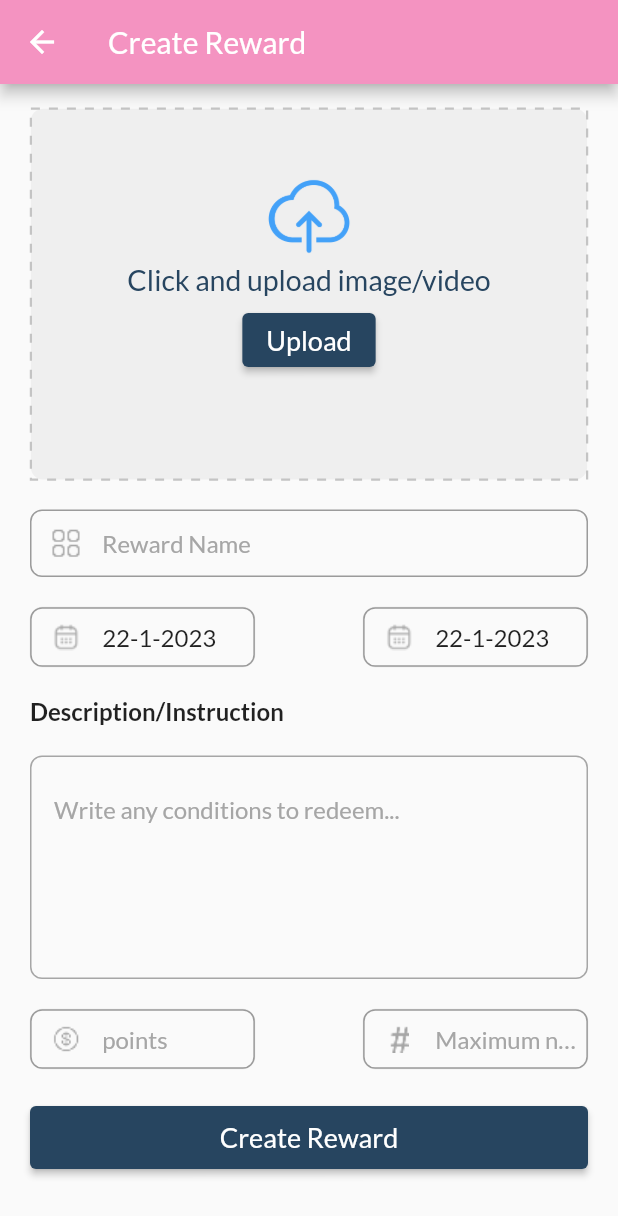
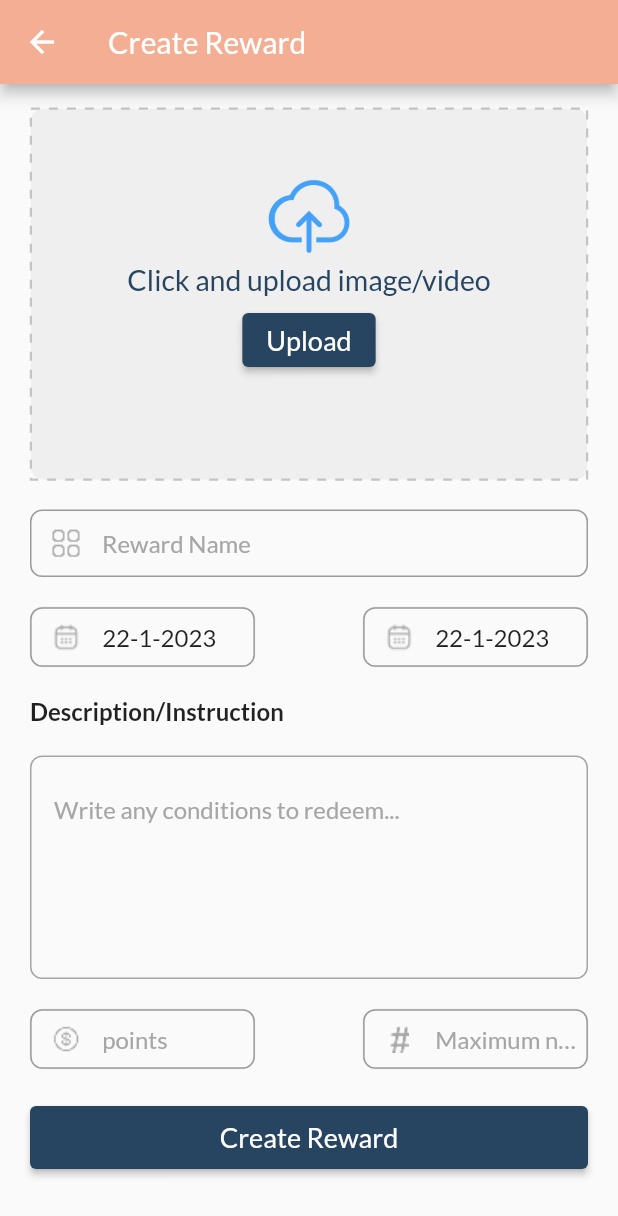
Before and after one commit to FrEEze0716/catEvent, a Flutter app: the CreateReward screen opened directly, on a phone screen of 412 x 824 dp. Shown: the top 1216 px of the screen. Run offline on Flutter 3.47's test engine with Material 2 defaults, Android fonts, the light colour scheme and no system bars; drawn by our look-alikes of dotted_border; our stand-ins replace cloud_firestore, emoji_picker_flutter, firebase_auth, firebase_core, firebase_messaging, firebase_storage and 10 more; missing offline and left inert: flutter_facebook_auth, flutter_stripe, video_thumbnail; accounts and stored records are empty.

Commit message:
modified:   lib/views/reward/create_reward.dart

```diff
--- a/lib/views/reward/create_reward.dart
+++ b/lib/views/reward/create_reward.dart
@@ -96,7 +96,7 @@ class _CreateRewardState extends State<CreateReward> {
     return Scaffold(
       appBar: AppBar(
         title: const Text('Create Reward'),
-        backgroundColor: AppColors.maincolor,
+        backgroundColor: AppColors.admincolor,
       ),
       body: SingleChildScrollView(
         child: Container(
```
